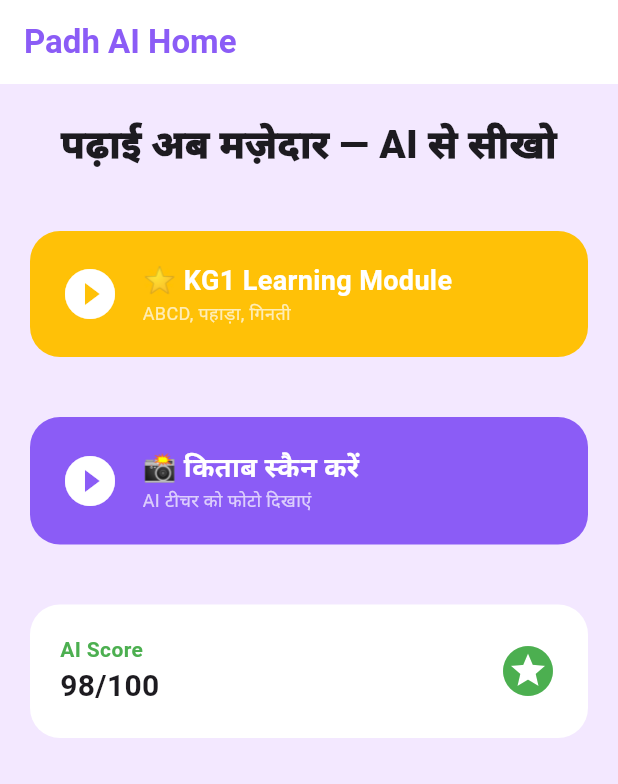
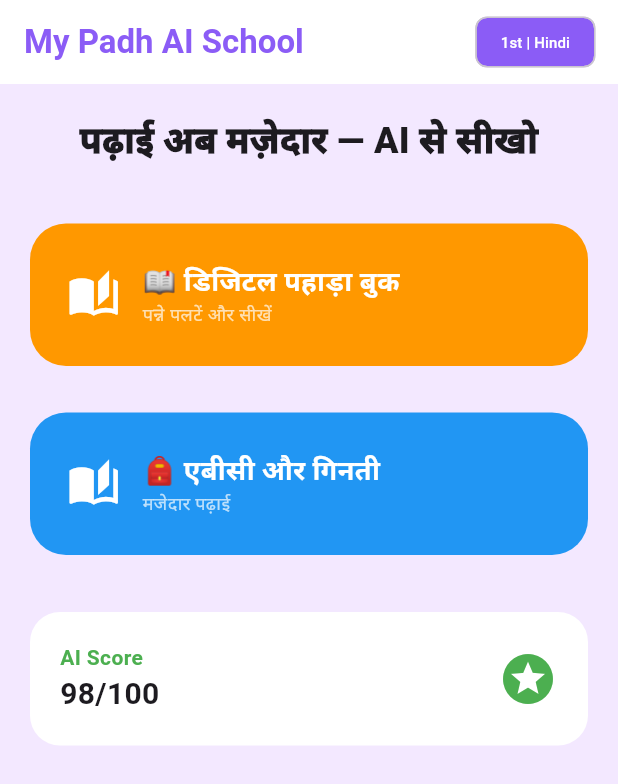
Before and after one commit to sonwaniv842-cell/Padh-Ai, a Flutter app: the screen it shows after launch, after a tap on "LOGIN", on a phone screen of 412 x 824 dp. Shown: the top 784 px of the screen. Run offline on Flutter 3.47's test engine with Material 3 defaults, Android fonts, the phone set to English and light mode, and no system bars; our stand-ins replace flutter_tts, supabase_flutter; accounts and stored records are empty.

Commit message:
Update main.dart

```diff
--- a/lib/main.dart
+++ b/lib/main.dart
@@ -10,7 +10,7 @@ void main() async {
       anonKey: 'eyJhbGciOiJIUzI1NiIsInR5cCI6IkpXVCJ9.eyJpc3MiOiJzdXBhYmFzZSIsInJlZiI6InR5b251cnJid2RqcWZybXFyZ3BrIiwicm9sZSI6ImFub24iLCJpYXQiOjE3ODYxNzMzODMsImV4cCI6MjEwMTc0OTM4M30.95tDST7gwxemb2w2SS71arWh77omlFf0ezPwkTun2cM',
     );
   } catch (e) {
-    debugPrint("Supabase Init Error: $e");
+    debugPrint("Init Error: $e");
   }
   runApp(const PadhAIApp());
 }
@@ -23,12 +23,12 @@ class PadhAIApp extends StatelessWidget {
       debugShowCheckedModeBanner: false,
       title: 'Padh AI',
       theme: ThemeData(scaffoldBackgroundColor: const Color(0xFFF3E8FF)),
-      home: const AuthScreen(), // सबसे पहले लॉगिन खुलेगा
+      home: const AuthScreen(),
     );
   }
 }
 
-// --- 1. LOGIN / REGISTER SCREEN ---
+// --- 1. PREMIUM AUTH SCREEN (With Grade & Medium) ---
 class AuthScreen extends StatefulWidget {
   const AuthScreen({super.key});
   @override
@@ -36,8 +36,11 @@ class AuthScreen extends StatefulWidget {
 }
 
 class _AuthScreenState extends State<AuthScreen> {
-  bool isAdmin = false;
   bool isRegister = false;
+  String selectedGrade = "1st";
+  String selectedMedium = "Hindi";
+
+  final List<String> grades = ["1st", "2nd", "3rd", "4th", "5th", "6th", "7th", "8th", "9th", "10th", "11th", "12th"];
 
   @override
   Widget build(BuildContext context) {
@@ -47,38 +50,56 @@ class _AuthScreenState extends State<AuthScreen> {
           padding: const EdgeInsets.all(30),
           child: Column(
             children: [
-              const Icon(Icons.face_retouching_natural_rounded, size: 80, color: Color(0xFF8B5CF6)),
-              const SizedBox(height: 10),
+              const Icon(Icons.auto_awesome, size: 70, color: Color(0xFF8B5CF6)),
               const Text("Padh AI", style: TextStyle(fontSize: 32, fontWeight: FontWeight.w900, color: Color(0xFF8B5CF6))),
-              const SizedBox(height: 40),
+              const SizedBox(height: 30),
+
               _buildInput("Email Address", Icons.email),
               const SizedBox(height: 15),
               _buildInput("Password", Icons.lock, obscure: true),
+
+              if (isRegister) ...[
+                const SizedBox(height: 20),
+                // --- GRADE SELECTION ---
+                const Align(alignment: Alignment.centerLeft, child: Text("अपनी कक्षा चुनें (Select Grade)", style: TextStyle(fontWeight: FontWeight.bold))),
+                const SizedBox(height: 8),
+                Container(
+                  padding: const EdgeInsets.symmetric(horizontal: 15),
+                  decoration: BoxDecoration(color: Colors.white, borderRadius: BorderRadius.circular(15)),
+                  child: DropdownButton<String>(
+                    value: selectedGrade,
+                    isExpanded: true,
+                    underline: const SizedBox(),
+                    items: grades.map((String value) => DropdownMenuItem(value: value, child: Text(value))).toList(),
+                    onChanged: (val) => setState(() => selectedGrade = val!),
+                  ),
+                ),
+                const SizedBox(height: 20),
+
+                // --- MEDIUM SELECTION ---
+                const Align(alignment: Alignment.centerLeft, child: Text("माध्यम चुनें (Select Medium)", style: TextStyle(fontWeight: FontWeight.bold))),
+                Row(
+                  children: [
+                    Expanded(child: RadioListTile(title: const Text("हिंदी"), value: "Hindi", groupValue: selectedMedium, onChanged: (v) => setState(() => selectedMedium = v!))),
+                    Expanded(child: RadioListTile(title: const Text("English"), value: "English", groupValue: selectedMedium, onChanged: (v) => setState(() => selectedMedium = v!))),
+                  ],
+                ),
+              ],
+
               const SizedBox(height: 30),
-
-              // Login Button
               SizedBox(
                 width: double.infinity,
                 height: 55,
                 child: ElevatedButton(
                   style: ElevatedButton.styleFrom(backgroundColor: const Color(0xFF8B5CF6), shape: RoundedRectangleBorder(borderRadius: BorderRadius.circular(15))),
-                  onPressed: () => Navigator.pushReplacement(context, MaterialPageRoute(builder: (context) => const StudentDashboard())),
-                  child: Text(isRegister ? "REGISTER" : "LOGIN", style: const TextStyle(fontWeight: FontWeight.bold, color: Colors.white)),
+                  onPressed: () {
+                    Navigator.pushReplacement(context, MaterialPageRoute(builder: (context) => StudentDashboard(grade: selectedGrade, medium: selectedMedium)));
+                  },
+                  child: Text(isRegister ? "GET STARTED" : "LOGIN", style: const TextStyle(fontWeight: FontWeight.bold, color: Colors.white)),
                 ),
               ),
               const SizedBox(height: 20),
-
-              TextButton(
-                onPressed: () => setState(() => isRegister = !isRegister),
-                child: Text(isRegister ? "Already have account? Login" : "New Student? Register Now", style: const TextStyle(color: Colors.black)),
-              ),
-
-              // Admin Toggle
-              SwitchListTile(
-                title: const Text("Admin Access?", style: TextStyle(fontSize: 14)),
-                value: isAdmin,
-                onChanged: (v) => setState(() => isAdmin = v),
-              ),
+              TextButton(onPressed: () => setState(() => isRegister = !isRegister), child: Text(isRegister ? "Already have account? Login" : "Create New Account", style: const TextStyle(color: Colors.black54))),
             ],
           ),
         ),
@@ -87,67 +108,57 @@ class _AuthScreenState extends State<AuthScreen> {
   }
 
   Widget _buildInput(String label, IconData icon, {bool obscure = false}) {
-    return TextField(
-      obscureText: obscure,
-      decoration: InputDecoration(
-        labelText: label, prefixIcon: Icon(icon, color: const Color(0xFF8B5CF6)),
-        filled: true, fillColor: Colors.white,
-        border: OutlineInputBorder(borderRadius: BorderRadius.circular(15), borderSide: BorderSide.none),
-      ),
-    );
+    return TextField(obscureText: obscure, decoration: InputDecoration(labelText: label, prefixIcon: Icon(icon, color: const Color(0xFF8B5CF6)), filled: true, fillColor: Colors.white, border: OutlineInputBorder(borderRadius: BorderRadius.circular(15), borderSide: BorderSide.none)));
   }
 }
 
-// --- 2. MAIN DASHBOARD ---
-class StudentDashboard extends StatefulWidget {
-  const StudentDashboard({super.key});
-  @override
-  State<StudentDashboard> createState() => _StudentDashboardState();
-}
-
-class _StudentDashboardState extends State<StudentDashboard> {
-  final FlutterTts tts = FlutterTts();
-
-  void _speak(String text) async {
-    await tts.setLanguage("hi-IN");
-    await tts.speak(text);
-  }
+// --- 2. STUDENT DASHBOARD (Personalized) ---
+class StudentDashboard extends StatelessWidget {
+  final String grade;
+  final String medium;
+  const StudentDashboard({super.key, required this.grade, required this.medium});
 
   @override
   Widget build(BuildContext context) {
+    final FlutterTts tts = FlutterTts();
+    bool isHindi = medium == "Hindi";
+
+    void _speak(String text) async {
+      await tts.setLanguage(isHindi ? "hi-IN" : "en-US");
+      await tts.setSpeechRate(0.35); // साफ़ और धीरे
+      await tts.speak(text);
+    }
+
     return Scaffold(
-      appBar: AppBar(backgroundColor: Colors.white, elevation: 0, title: const Text("Padh AI Home", style: TextStyle(color: Color(0xFF8B5CF6), fontWeight: FontWeight.bold))),
+      appBar: AppBar(
+        backgroundColor: Colors.white, elevation: 0,
+        title: const Text("My Padh AI School", style: TextStyle(color: Color(0xFF8B5CF6), fontWeight: FontWeight.bold)),
+        actions: [
+          // Grade & Medium Badge
+          Padding(
+            padding: const EdgeInsets.only(right: 15),
+            child: Chip(label: Text("$grade | $medium", style: const TextStyle(fontSize: 10, color: Colors.white)), backgroundColor: const Color(0xFF8B5CF6)),
+          )
+        ],
+      ),
       body: SingleChildScrollView(
         child: Column(
           children: [
             const SizedBox(height: 20),
-            // वह शानदार हेडलाइन
-            const Text("पढ़ाई अब मज़ेदार — AI से सीखो", style: TextStyle(fontSize: 26, fontWeight: FontWeight.w900), textAlign: TextAlign.center),
+            Text(isHindi ? "पढ़ाई अब मज़ेदार — AI से सीखो" : "Learning is Fun — Learn with AI", style: const TextStyle(fontSize: 24, fontWeight: FontWeight.w900), textAlign: TextAlign.center),
             const SizedBox(height: 30),
 
-            // KG1 LEARNING BUTTON (नया मॉड्यूल)
-            _moduleCard("🌟 KG1 Learning Module", "ABCD, पहाड़ा, गिनती", Colors.amber, () {
-              _speak("चलिए बच्चों, आज कुछ नया सीखते हैं!");
-              Navigator.push(context, MaterialPageRoute(builder: (context) => const KG1Module()));
+            _moduleCard(isHindi ? "📖 डिजिटल पहाड़ा बुक" : "📖 Digital Table Book", isHindi ? "पन्ने पलटें और सीखें" : "Flip pages & learn", Colors.orange, () {
+              Navigator.push(context, MaterialPageRoute(builder: (context) => PahadaFlipBook(isHindi: isHindi)));
             }),
 
-            const SizedBox(height: 20),
-            _moduleCard("📸 किताब स्कैन करें", "AI टीचर को फोटो दिखाएं", const Color(0xFF8B5CF6), () => _speak("कृपया फोटो लें")),
+            const SizedBox(height: 15),
+            _moduleCard(isHindi ? "🎒 एबीसी और गिनती" : "🎒 ABC & 123 Fun", isHindi ? "मजेदार पढ़ाई" : "Playful learning", Colors.blue, () {
+              Navigator.push(context, MaterialPageRoute(builder: (context) => AlphabetPage(isHindi: isHindi)));
+            }),
 
             const SizedBox(height: 30),
-            // स्कोर कार्ड
-            Container(
-              margin: const EdgeInsets.symmetric(horizontal: 20),
-              padding: const EdgeInsets.all(20),
-              decoration: BoxDecoration(color: Colors.white, borderRadius: BorderRadius.circular(20)),
-              child: const Row(
-                mainAxisAlignment: MainAxisAlignment.spaceBetween,
-                children: [
-                  Column(crossAxisAlignment: CrossAxisAlignment.start, children: [Text("AI Score", style: TextStyle(color: Colors.green, fontWeight: FontWeight.bold)), Text("98/100", style: TextStyle(fontSize: 20, fontWeight: FontWeight.bold))]),
-                  Icon(Icons.stars, color: Colors.green, size: 40),
-                ],
-              ),
-            ),
+            _buildScoreCard(),
           ],
         ),
       ),
@@ -158,129 +169,101 @@ class _StudentDashboardState extends State<StudentDashboard> {
     return InkWell(
       onTap: fn,
       child: Container(
-        margin: const EdgeInsets.symmetric(horizontal: 20, vertical: 10),
+        margin: const EdgeInsets.symmetric(horizontal: 20, vertical: 8),
+        padding: const EdgeInsets.all(25),
+        decoration: BoxDecoration(color: color, borderRadius: BorderRadius.circular(24)),
+        child: Row(children: [const Icon(Icons.auto_stories, color: Colors.white, size: 35), const SizedBox(width: 15), Column(crossAxisAlignment: CrossAxisAlignment.start, children: [Text(title, style: const TextStyle(color: Colors.white, fontWeight: FontWeight.bold, fontSize: 18)), Text(desc, style: const TextStyle(color: Colors.white70, fontSize: 12))])]),
+      ),
+    );
+  }
+
+  Widget _buildScoreCard() {
+    return Container(
+      margin: const EdgeInsets.symmetric(horizontal: 20), padding: const EdgeInsets.all(20),
+      decoration: BoxDecoration(color: Colors.white, borderRadius: BorderRadius.circular(20)),
+      child: const Row(mainAxisAlignment: MainAxisAlignment.spaceBetween, children: [Column(crossAxisAlignment: CrossAxisAlignment.start, children: [Text("AI Score", style: TextStyle(color: Colors.green, fontWeight: FontWeight.bold)), Text("98/100", style: TextStyle(fontSize: 20, fontWeight: FontWeight.bold))]), Icon(Icons.stars, color: Colors.green, size: 40)]),
+    );
+  }
+}
+
+// --- 3. DIGITAL PAHADA BOOK (Responsive Language) ---
+class PahadaFlipBook extends StatelessWidget {
+  final bool isHindi;
+  const PahadaFlipBook({super.key, required this.isHindi});
+
+  @override
+  Widget build(BuildContext context) {
+    final FlutterTts tts = FlutterTts();
+    return Scaffold(
+      backgroundColor: const Color(0xFF2D3436),
+      appBar: AppBar(title: Text(isHindi ? "डिजिटल पहाड़ा किताब" : "Digital Table Book")),
+      body: PageView.builder(
+        itemCount: 10,
+        itemBuilder: (context, index) {
+          int tableOf = index + 2;
+          return Center(
+            child: Container(
+              width: MediaQuery.of(context).size.width * 0.85,
+              height: MediaQuery.of(context).size.height * 0.7,
+              decoration: BoxDecoration(color: Colors.white, borderRadius: BorderRadius.circular(30)),
+              child: Column(
+                children: [
+                  Container(width: double.infinity, padding: const EdgeInsets.all(20), decoration: const BoxDecoration(color: Colors.orange, borderRadius: BorderRadius.only(topRight: Radius.circular(30), topLeft: Radius.circular(30))), child: Text(isHindi ? "$tableOf का पहाड़ा" : "Table of $tableOf", textAlign: TextAlign.center, style: const TextStyle(color: Colors.white, fontSize: 24, fontWeight: FontWeight.bold))),
+                  Expanded(
+                    child: ListView.builder(
+                      itemCount: 10,
+                      itemBuilder: (context, i) {
+                        int res = tableOf * (i + 1);
+                        return ListTile(
+                          title: Text("$tableOf x ${i + 1} = $res", textAlign: TextAlign.center, style: const TextStyle(fontSize: 22, fontWeight: FontWeight.bold)),
+                          onTap: () async {
+                            await tts.setLanguage(isHindi ? "hi-IN" : "en-US");
+                            await tts.setSpeechRate(0.3);
+                            await tts.speak(isHindi ? "$tableOf गुना ${i + 1} बराबर $res" : "$tableOf times ${i + 1} is $res");
+                          },
+                        );
+                      },
+                    ),
+                  ),
+                ],
+              ),
+            ),
+          );
+        },
+      ),
+    );
+  }
+}
+
+// --- 4. ALPHABET MODULE (Personalized) ---
+class AlphabetPage extends StatelessWidget {
+  final bool isHindi;
+  const AlphabetPage({super.key, required this.isHindi});
+
+  @override
+  Widget build(BuildContext context) {
+    final FlutterTts tts = FlutterTts();
+    final List<Map<String, String>> data = isHindi
+      ? [{"l": "क", "w": "कबूतर", "e": "🐦"}, {"l": "ख", "w": "खरगोश", "e": "🐰"}]
+      : [{"l": "A", "w": "Apple", "e": "🍎"}, {"l": "B", "w": "Ball", "e": "⚽"}];
+
+    return Scaffold(
+      appBar: AppBar(title: Text(isHindi ? "क ख ग सीखें" : "Learn ABC")),
+      body: GridView.builder(
         padding: const EdgeInsets.all(20),
-        decoration: BoxDecoration(color: color, borderRadius: BorderRadius.circular(20)),
-        child: Row(
-          children: [
-            const Icon(Icons.play_circle_fill, color: Colors.white, size: 40),
-            const SizedBox(width: 15),
-            Column(crossAxisAlignment: CrossAxisAlignment.start, children: [
-              Text(title, style: const TextStyle(color: Colors.white, fontWeight: FontWeight.bold, fontSize: 18)),
-              Text(desc, style: const TextStyle(color: Colors.white70, fontSize: 12)),
-            ])
-          ],
+        gridDelegate: const SliverGridDelegateWithFixedCrossAxisCount(crossAxisCount: 2, crossAxisSpacing: 15, mainAxisSpacing: 15),
+        itemCount: data.length,
+        itemBuilder: (context, i) => InkWell(
+          onTap: () async {
+            await tts.setLanguage(isHindi ? "hi-IN" : "en-US");
+            await tts.speak(isHindi ? "${data[i]['l']} से ${data[i]['w']}" : "${data[i]['l']} for ${data[i]['w']}");
+          },
+          child: Container(
+            decoration: BoxDecoration(color: Colors.white, borderRadius: BorderRadius.circular(30)),
+            child: Column(mainAxisAlignment: MainAxisAlignment.center, children: [Text(data[i]['e']!, style: const TextStyle(fontSize: 50)), Text(data[i]['l']!, style: const TextStyle(fontSize: 40, fontWeight: FontWeight.w900, color: Colors.blue)), Text(data[i]['w']!, style: const TextStyle(fontSize: 16, color: Colors.grey))]),
+          ),
         ),
       ),
     );
   }
 }
-
-// --- 3. KG1 LEARNING MODULE (Fun & Cartoon Style) ---
-class KG1Module extends StatefulWidget {
-  const KG1Module({super.key});
-  @override
-  State<KG1Module> createState() => _KG1ModuleState();
-}
-
-class _KG1ModuleState extends State<KG1Module> {
-  bool isHindi = false;
-  final FlutterTts tts = FlutterTts();
-
-  void _speak(String t) async {
-    await tts.setLanguage(isHindi ? "hi-IN" : "en-US");
-    await tts.speak(t);
-  }
-
-  @override
-  Widget build(BuildContext context) {
-    return DefaultTabController(
-      length: 3,
-      child: Scaffold(
-        appBar: AppBar(
-          backgroundColor: const Color(0xFF8B5CF6),
-          title: const Text("Digital KG1 School 🎒"),
-          actions: [
-            // भाषा बदलने का बटन
-            TextButton(
-              onPressed: () => setState(() => isHindi = !isHindi),
-              child: Text(isHindi ? "English" : "हिंदी", style: const TextStyle(color: Colors.white, fontWeight: FontWeight.bold)),
-            )
-          ],
-          bottom: const TabBar(
-            tabs: [Tab(text: "ABCD"), Tab(text: "123"), Tab(text: "Pahada")],
-            indicatorColor: Colors.white,
-          ),
-        ),
-        body: TabBarView(
-          children: [
-            _buildAlphabetGrid(),
-            _buildCountingGrid(),
-            _buildPahadaModule(),
-          ],
-        ),
-      ),
-    );
-  }
-
-  // ABCD Module
-  Widget _buildAlphabetGrid() {
-    final list = isHindi ? ["क", "ख", "ग", "घ"] : ["A", "B", "C", "D"];
-    final words = isHindi ? ["कबूतर", "खरगोश", "गमला", "घड़ी"] : ["Apple", "Ball", "Cat", "Dog"];
-    final icons = ["🐦", "🐰", "🪴", "⌚", "🍎", "⚽", "🐱", "🐶"];
-
-    return GridView.builder(
-      padding: const EdgeInsets.all(20),
-      gridDelegate: const SliverGridDelegateWithFixedCrossAxisCount(crossAxisCount: 2, crossAxisSpacing: 15, mainAxisSpacing: 15),
-      itemCount: 4,
-      itemBuilder: (c, i) => _cartoonCard(list[i], words[i], icons[i + (isHindi ? 0 : 4)], () => _speak("${list[i]} for ${words[i]}")),
-    );
-  }
-
-  // Counting Module
-  Widget _buildCountingGrid() {
-    return GridView.builder(
-      padding: const EdgeInsets.all(20),
-      gridDelegate: const SliverGridDelegateWithFixedCrossAxisCount(crossAxisCount: 3, crossAxisSpacing: 10, mainAxisSpacing: 10),
-      itemCount: 9,
-      itemBuilder: (c, i) => _cartoonCard("${i + 1}", "", "🌟", () => _speak("${i + 1}")),
-    );
-  }
-
-  // Cartoon Pahada (Tables)
-  Widget _buildPahadaModule() {
-    return ListView.builder(
-      padding: const EdgeInsets.all(20),
-      itemCount: 5,
-      itemBuilder: (c, i) => Container(
-        margin: const EdgeInsets.only(bottom: 15),
-        padding: const EdgeInsets.all(15),
-        decoration: BoxDecoration(color: Colors.white, borderRadius: BorderRadius.circular(20), border: Border.all(color: Colors.orange.shade100, width: 2)),
-        child: ListTile(
-          leading: const CircleAvatar(backgroundColor: Colors.orange, child: Icon(Icons.star, color: Colors.white)),
-          title: Text("Table of ${i + 2}", style: const TextStyle(fontWeight: FontWeight.bold, fontSize: 20)),
-          trailing: const Icon(Icons.volume_up, color: Colors.orange),
-          onTap: () => _speak("Two times one is two, two times two is four"),
-        ),
-      ),
-    );
-  }
-
-  Widget _cartoonCard(String title, String sub, String icon, VoidCallback fn) {
-    return InkWell(
-      onTap: fn,
-      child: Container(
-        decoration: BoxDecoration(color: Colors.white, borderRadius: BorderRadius.circular(30), boxShadow: [BoxShadow(color: Colors.black.withOpacity(0.05), blurRadius: 10)]),
-        child: Column(
-          mainAxisAlignment: MainAxisAlignment.center,
-          children: [
-            Text(icon, style: const TextStyle(fontSize: 40)),
-            const SizedBox(height: 10),
-            Text(title, style: const TextStyle(fontSize: 28, fontWeight: FontWeight.w900, color: Color(0xFF8B5CF6))),
-            if (sub.isNotEmpty) Text(sub, style: const TextStyle(fontSize: 14, color: Colors.black54)),
-          ],
-        ),
-      ),
-    );
-  }
-}
```
